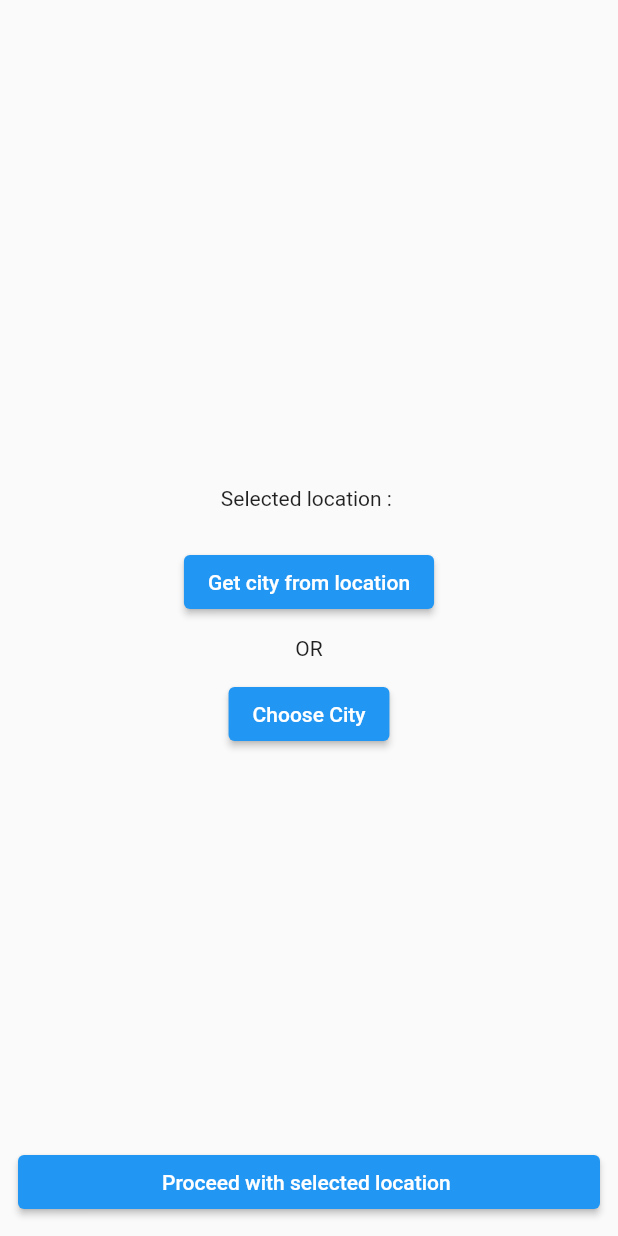
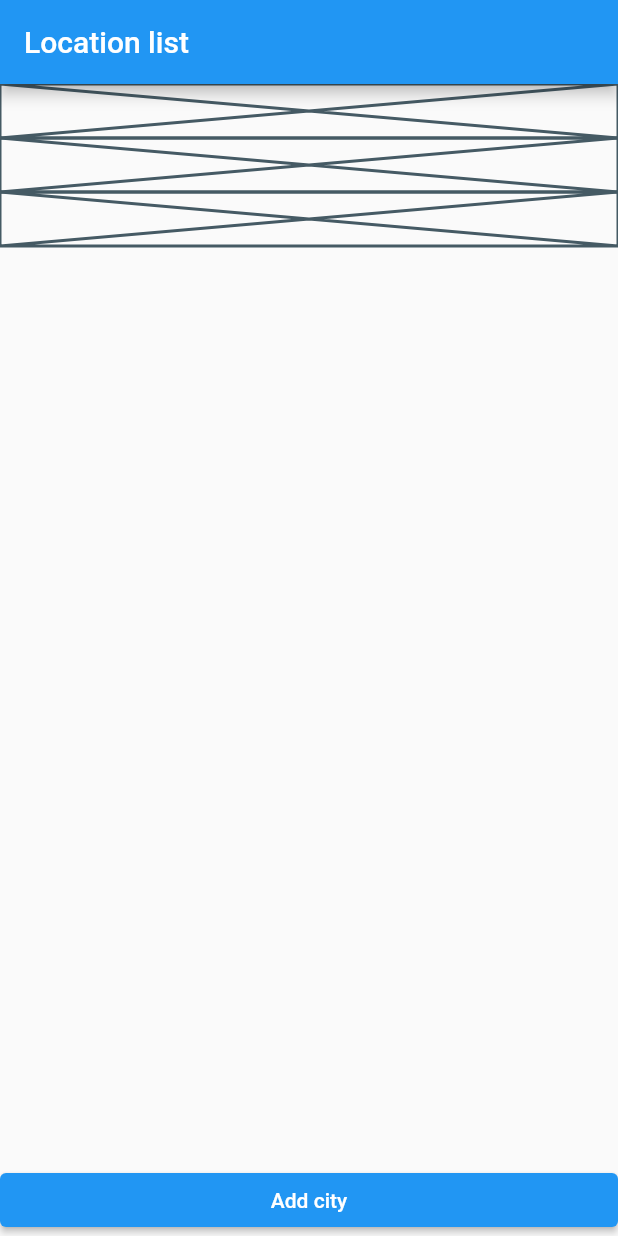
Before and after one commit to SaurabhS120/weather, a Flutter app: the screen it shows after launch, on a phone screen of 412 x 824 dp. Run offline on Flutter 3.47's test engine with Material 2 defaults, Android fonts, the light colour scheme and no system bars; our stand-ins replace dio, geocoding, geolocator, get; missing offline and left inert: country_state_city_picker; generated files the repository leaves out were written again.

Commit message:
Location list page created

```diff
--- a/lib/main.dart
+++ b/lib/main.dart
@@ -3,6 +3,7 @@ import 'package:get/get.dart';
 import 'package:weather/presentation/controller/geolocation_controller.dart';
 import 'package:weather/presentation/controller/weather_controller.dart';
 
+import 'presentation/location_list_screen.dart';
 import 'presentation/location_screen.dart';
 import 'presentation/main_screen.dart';
 
@@ -11,11 +12,15 @@ void main() {
   Get.put(WeatherController());
 
   runApp(GetMaterialApp(
-    home: LocationScreen(),
+    home: LocationListScreen(),
     getPages: [
       GetPage(
         name: '/location',
         page: () => LocationScreen(),
+      ),
+      GetPage(
+        name: '/location_list',
+        page: () => LocationListScreen(),
       ),
       GetPage(
         name: '/home',
--- /dev/null
+++ b/lib/presentation/location_list_screen.dart
@@ -0,0 +1,35 @@
+import 'package:flutter/material.dart';
+import 'package:get/get.dart';
+
+class LocationListScreen extends StatelessWidget {
+  @override
+  Widget build(BuildContext context) {
+    return SafeArea(
+        child: Scaffold(
+      appBar: AppBar(
+        title: Text('Location list'),
+      ),
+      body: Column(
+        mainAxisAlignment: MainAxisAlignment.spaceBetween,
+        crossAxisAlignment: CrossAxisAlignment.stretch,
+        children: [
+          ListView.builder(
+            shrinkWrap: true,
+            itemCount: 3,
+            itemBuilder: (context, index) {
+              return Placeholder(
+                fallbackHeight: 36,
+              );
+            },
+          ),
+          ElevatedButton(
+            onPressed: () {
+              Get.toNamed('/location');
+            },
+            child: Text('Add city'),
+          )
+        ],
+      ),
+    ));
+  }
+}
--- a/lib/presentation/location_screen.dart
+++ b/lib/presentation/location_screen.dart
@@ -28,6 +28,9 @@ class LocationScreen extends StatelessWidget {
   Widget build(BuildContext context) {
     return SafeArea(
       child: Scaffold(
+        appBar: AppBar(
+          title: Text('Add Location'),
+        ),
         body: WillPopScope(
           onWillPop: () {
             if (_choosing_loc.isTrue) {
@@ -88,7 +91,7 @@ class LocationScreen extends StatelessWidget {
                 ),
               ),
               Obx(
-                () {
+                    () {
                   return Visibility(
                       visible: fetching_location.isTrue,
                       child: SizedBox(
@@ -108,7 +111,7 @@ class LocationScreen extends StatelessWidget {
                 },
               ),
               Obx(
-                () => Visibility(
+                    () => Visibility(
                     visible: _choosing_loc.isTrue,
                     child: Container(
                       color: Colors.white,
```
